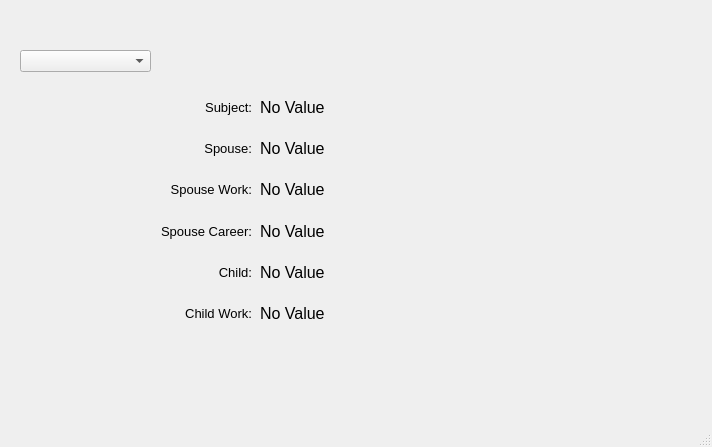
Above: main_1.ui from ecrookshanks/Astrology_Algorithm before the change. Below: the same form after it.
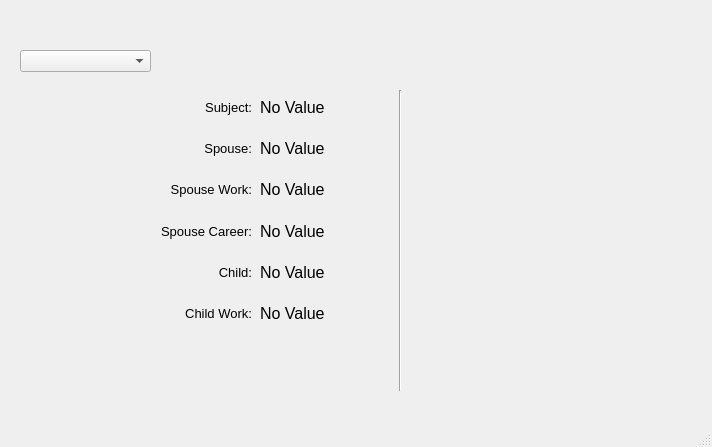
That is the form after the change.

Patch:
```diff
--- a/main_1.ui
+++ b/main_1.ui
@@ -215,6 +215,19 @@
      </item>
     </layout>
    </widget>
+   <widget class="Line" name="line">
+    <property name="geometry">
+     <rect>
+      <x>390</x>
+      <y>90</y>
+      <width>20</width>
+      <height>301</height>
+     </rect>
+    </property>
+    <property name="orientation">
+     <enum>Qt::Vertical</enum>
+    </property>
+   </widget>
   </widget>
   <widget class="QMenuBar" name="menubar">
    <property name="geometry">
```
